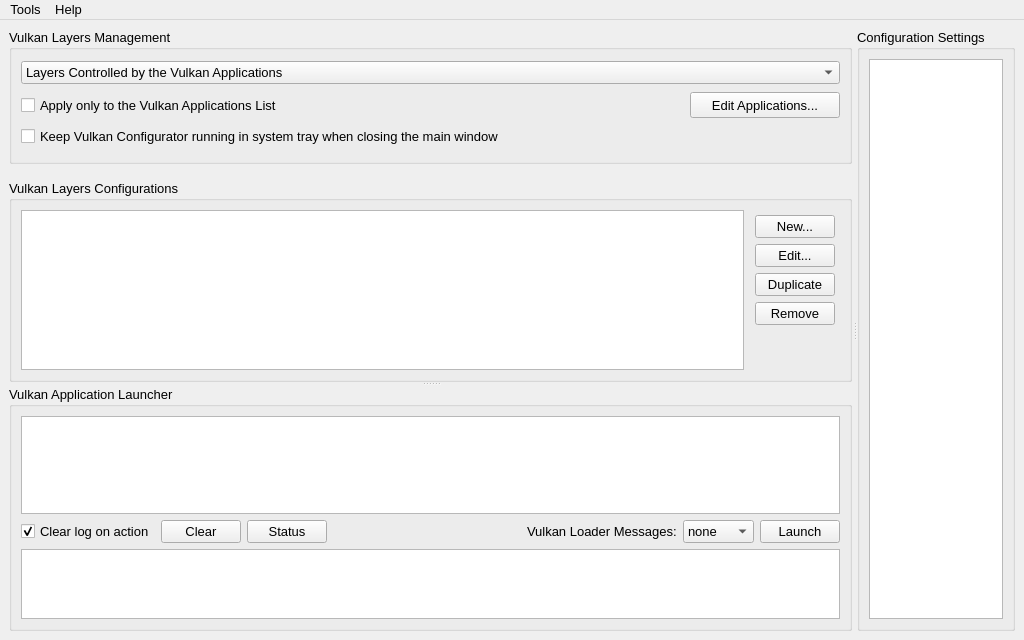
This is vkconfig/mainwindow.ui in LunarG/VulkanTools as Qt 5 draws it before an edit. The edited form follows.
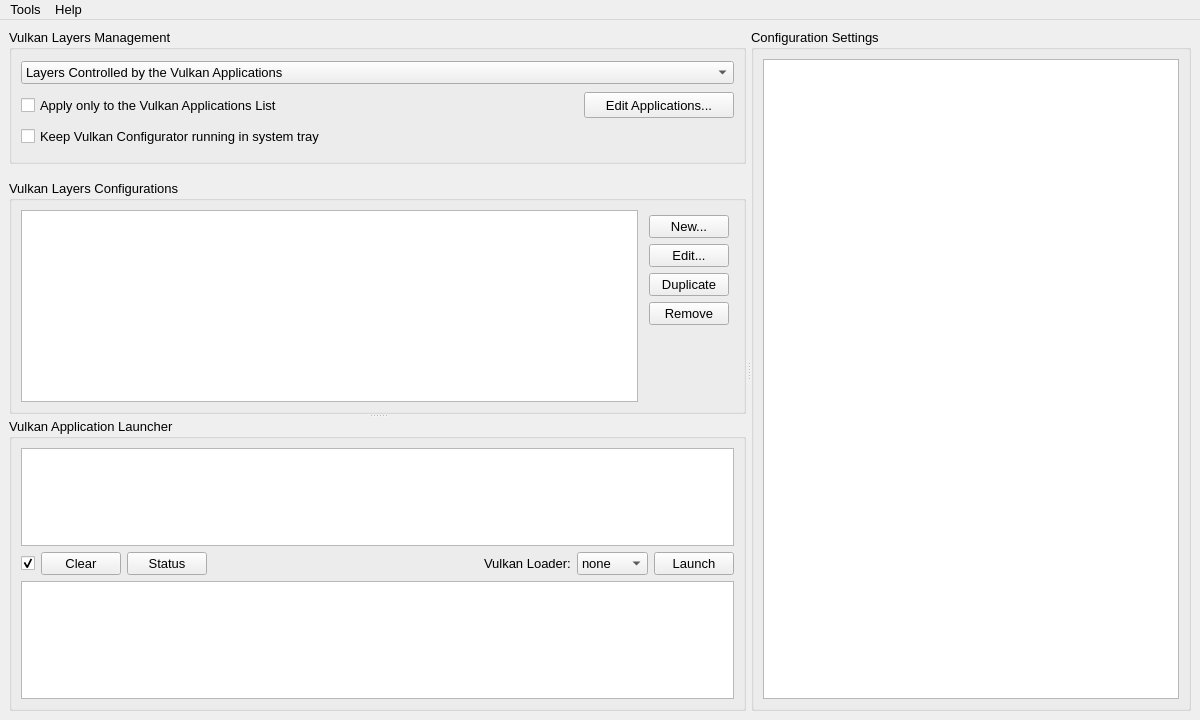
This is the edited form.

Commit message:
vkconfig: Improve UI visibility
- Improve rescalability of the main window
- Improve path visibility
- Improve comboxbox space

Diff of the .ui file:
```diff
--- a/vkconfig/mainwindow.ui
+++ b/vkconfig/mainwindow.ui
@@ -6,8 +6,8 @@
    <rect>
     <x>0</x>
     <y>0</y>
-    <width>1024</width>
-    <height>640</height>
+    <width>1200</width>
+    <height>720</height>
    </rect>
   </property>
   <property name="sizePolicy">
@@ -18,8 +18,8 @@
   </property>
   <property name="minimumSize">
    <size>
-    <width>1024</width>
-    <height>640</height>
+    <width>1200</width>
+    <height>720</height>
    </size>
   </property>
   <property name="maximumSize">
@@ -140,7 +140,26 @@
                  </font>
                 </property>
                 <property name="text">
-                 <string>Keep Vulkan Configurator running in system tray when closing the main window</string>
+                 <string>Keep Vulkan Configurator running in system tray</string>
+                </property>
+               </widget>
+              </item>
+              <item row="0" column="1">
+               <widget class="QCheckBox" name="check_box_apply_list">
+                <property name="minimumSize">
+                 <size>
+                  <width>0</width>
+                  <height>24</height>
+                 </size>
+                </property>
+                <property name="font">
+                 <font>
+                  <family>Arial</family>
+                  <pointsize>10</pointsize>
+                 </font>
+                </property>
+                <property name="text">
+                 <string>Apply only to the Vulkan Applications List</string>
                 </property>
                </widget>
               </item>
@@ -175,25 +194,6 @@
                 </property>
                </widget>
               </item>
-              <item row="0" column="1">
-               <widget class="QCheckBox" name="check_box_apply_list">
-                <property name="minimumSize">
-                 <size>
-                  <width>0</width>
-                  <height>24</height>
-                 </size>
-                </property>
-                <property name="font">
-                 <font>
-                  <family>Arial</family>
-                  <pointsize>10</pointsize>
-                 </font>
-                </property>
-                <property name="text">
-                 <string>Apply only to the Vulkan Applications List</string>
-                </property>
-               </widget>
-              </item>
              </layout>
             </item>
            </layout>
@@ -385,37 +385,8 @@
         <property name="title">
          <string>Vulkan Application Launcher</string>
         </property>
-        <layout class="QGridLayout" name="gridLayout_4">
-         <item row="1" column="0">
-          <widget class="QCheckBox" name="check_box_clear_on_launch">
-           <property name="font">
-            <font>
-             <family>Arial</family>
-             <pointsize>10</pointsize>
-            </font>
-           </property>
-           <property name="text">
-            <string>Clear log on action</string>
-           </property>
-           <property name="checked">
-            <bool>true</bool>
-           </property>
-          </widget>
-         </item>
-         <item row="1" column="1">
-          <widget class="QPushButton" name="push_button_clear_log">
-           <property name="font">
-            <font>
-             <family>Arial</family>
-             <pointsize>10</pointsize>
-            </font>
-           </property>
-           <property name="text">
-            <string>Clear</string>
-           </property>
-          </widget>
-         </item>
-         <item row="0" column="0" colspan="7">
+        <layout class="QGridLayout" name="gridLayout_4" columnstretch="0,0,0,0,0,0,0,0,0,0,0,0" columnminimumwidth="0,0,0,0,0,0,0,0,0,0,0,0">
+         <item row="0" column="0" colspan="12">
           <widget class="QTreeWidget" name="launcher_tree">
            <property name="sizePolicy">
             <sizepolicy hsizetype="Expanding" vsizetype="Expanding">
@@ -476,20 +447,7 @@
            </column>
           </widget>
          </item>
-         <item row="1" column="6">
-          <widget class="QPushButton" name="push_button_launcher">
-           <property name="font">
-            <font>
-             <family>Arial</family>
-             <pointsize>10</pointsize>
-            </font>
-           </property>
-           <property name="text">
-            <string>Launch</string>
-           </property>
-          </widget>
-         </item>
-         <item row="2" column="0" colspan="7">
+         <item row="2" column="0" colspan="12">
           <widget class="QPlainTextEdit" name="log_browser">
            <property name="font">
             <font>
@@ -502,15 +460,47 @@
            </property>
           </widget>
          </item>
-         <item row="1" column="4">
-          <widget class="QLabel" name="label_5">
+         <item row="1" column="0">
+          <widget class="QCheckBox" name="check_box_clear_on_launch">
+           <property name="font">
+            <font>
+             <family>Arial</family>
+             <pointsize>10</pointsize>
+            </font>
+           </property>
+           <property name="toolTip">
+            <string extracomment="Automatic clean log on action, eg on Launch"/>
+           </property>
            <property name="text">
-            <string>Vulkan Loader Messages:</string>
+            <string/>
+           </property>
+           <property name="checked">
+            <bool>true</bool>
+           </property>
+          </widget>
+         </item>
+         <item row="1" column="1">
+          <widget class="QPushButton" name="push_button_clear_log">
+           <property name="font">
+            <font>
+             <family>Arial</family>
+             <pointsize>10</pointsize>
+            </font>
+           </property>
+           <property name="text">
+            <string>Clear</string>
+           </property>
+          </widget>
+         </item>
+         <item row="1" column="2">
+          <widget class="QPushButton" name="push_button_status">
+           <property name="text">
+            <string>Status</string>
            </property>
           </widget>
          </item>
          <item row="1" column="3">
-          <spacer name="horizontalSpacer">
+          <spacer name="horizontalSpacer_2">
            <property name="orientation">
             <enum>Qt::Horizontal</enum>
            </property>
@@ -522,7 +512,20 @@
            </property>
           </spacer>
          </item>
-         <item row="1" column="5">
+         <item row="1" column="11">
+          <widget class="QPushButton" name="push_button_launcher">
+           <property name="font">
+            <font>
+             <family>Arial</family>
+             <pointsize>10</pointsize>
+            </font>
+           </property>
+           <property name="text">
+            <string>Launch</string>
+           </property>
+          </widget>
+         </item>
+         <item row="1" column="10">
           <widget class="QComboBox" name="launcher_loader_debug">
            <property name="sizePolicy">
             <sizepolicy hsizetype="Minimum" vsizetype="Fixed">
@@ -575,10 +578,10 @@
            </item>
           </widget>
          </item>
-         <item row="1" column="2">
-          <widget class="QPushButton" name="push_button_status">
+         <item row="1" column="9">
+          <widget class="QLabel" name="label_5">
            <property name="text">
-            <string>Status</string>
+            <string>Vulkan Loader:</string>
            </property>
           </widget>
          </item>
@@ -629,6 +632,12 @@
          </property>
          <item row="1" column="0">
           <widget class="QTreeWidget" name="settings_tree">
+           <property name="minimumSize">
+            <size>
+             <width>300</width>
+             <height>0</height>
+            </size>
+           </property>
            <property name="font">
             <font>
              <family>Arial</family>
@@ -684,7 +693,7 @@
     <rect>
      <x>0</x>
      <y>0</y>
-     <width>1024</width>
+     <width>1200</width>
      <height>25</height>
     </rect>
    </property>
```
The commit also changes 4 other files.
